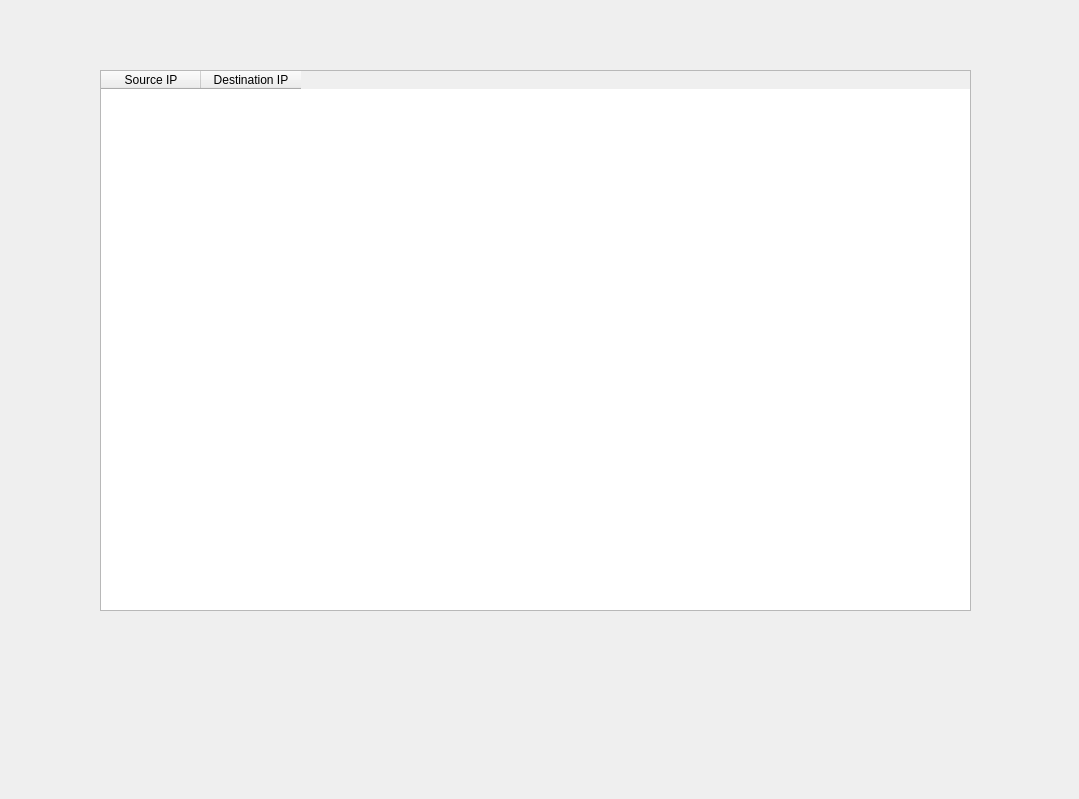
The window that mainwindow.ui (0xdak/muhIDS) describes before a commit, drawn with Qt 5.
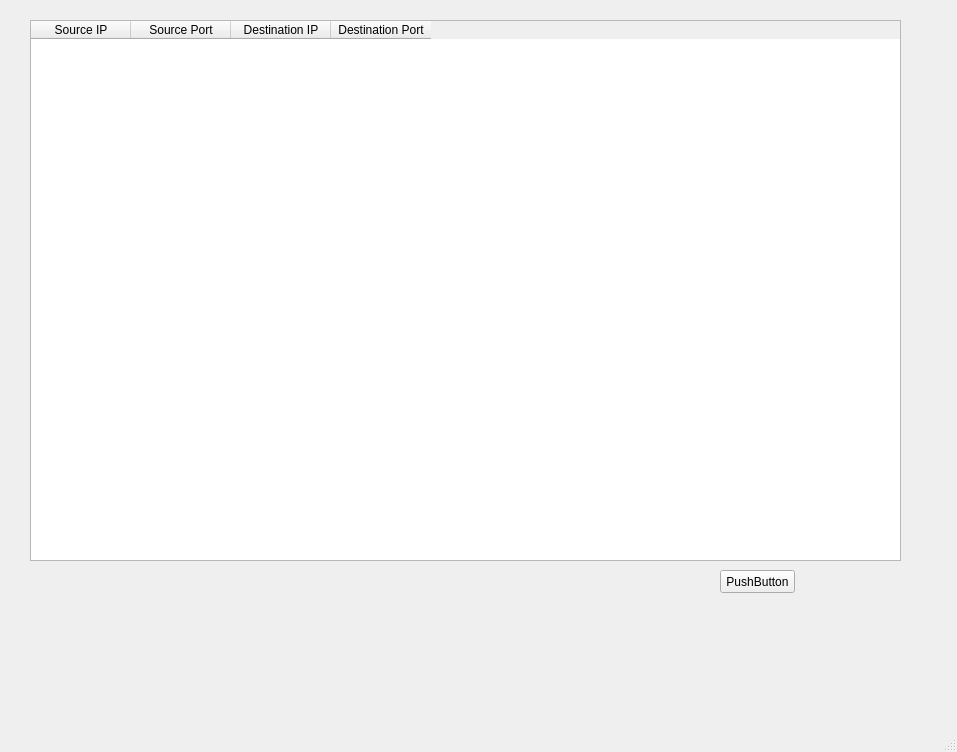
The same window after the commit.

Commit message: add items into tableWidget

What changed in the file:
```diff
--- a/mainwindow.ui
+++ b/mainwindow.ui
@@ -1,38 +1,83 @@
 <?xml version="1.0" encoding="UTF-8"?>
 <ui version="4.0">
- <class>Dialog</class>
- <widget class="QDialog" name="Dialog">
+ <class>MainWindow</class>
+ <widget class="QMainWindow" name="MainWindow">
+  <property name="enabled">
+   <bool>true</bool>
+  </property>
   <property name="geometry">
    <rect>
     <x>0</x>
     <y>0</y>
-    <width>1079</width>
-    <height>799</height>
+    <width>957</width>
+    <height>752</height>
    </rect>
   </property>
   <property name="windowTitle">
    <string>Dialog</string>
   </property>
+  <property name="tabShape">
+   <enum>QTabWidget::Rounded</enum>
+  </property>
+  <widget class="QWidget" name="centralwidget">
+   <widget class="QPushButton" name="pushButton">
+    <property name="geometry">
+     <rect>
+      <x>720</x>
+      <y>570</y>
+      <width>75</width>
+      <height>23</height>
+     </rect>
+    </property>
+    <property name="text">
+     <string>PushButton</string>
+    </property>
+   </widget>
   <widget class="QTableWidget" name="tableWidget">
    <property name="geometry">
     <rect>
-     <x>100</x>
-     <y>70</y>
+      <x>30</x>
+      <y>20</y>
      <width>871</width>
      <height>541</height>
     </rect>
    </property>
+    <property name="showGrid">
+     <bool>false</bool>
+    </property>
    <column>
     <property name="text">
      <string>Source IP</string>
     </property>
    </column>
+    <column>
+     <property name="text">
+      <string>Source Port</string>
+     </property>
+    </column>
    <column>
     <property name="text">
      <string>Destination IP</string>
     </property>
    </column>
-  </widget>
+    <column>
+     <property name="text">
+      <string>Destination Port</string>
+     </property>
+    </column>
+   </widget>
+  </widget>
+  <widget class="QMenuBar" name="menubar">
+   <property name="geometry">
+    <rect>
+     <x>0</x>
+     <y>0</y>
+     <width>957</width>
+     <height>21</height>
+    </rect>
+   </property>
+  </widget>
+  <widget class="QStatusBar" name="statusbar"/>
  </widget>
  <resources/>
  <connections/>
```
Left out of the diff: 2 changed lines with no effect on the pictures. Lines whose indentation alone changed are shown as unchanged. The commit also changes 1 other file.
